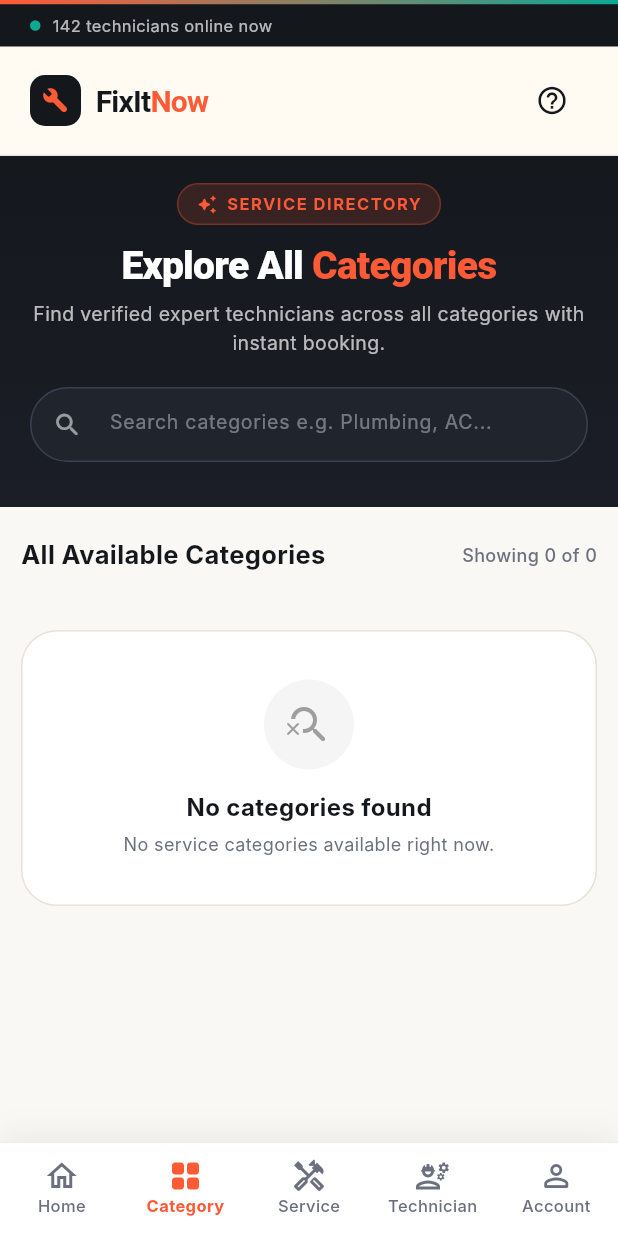
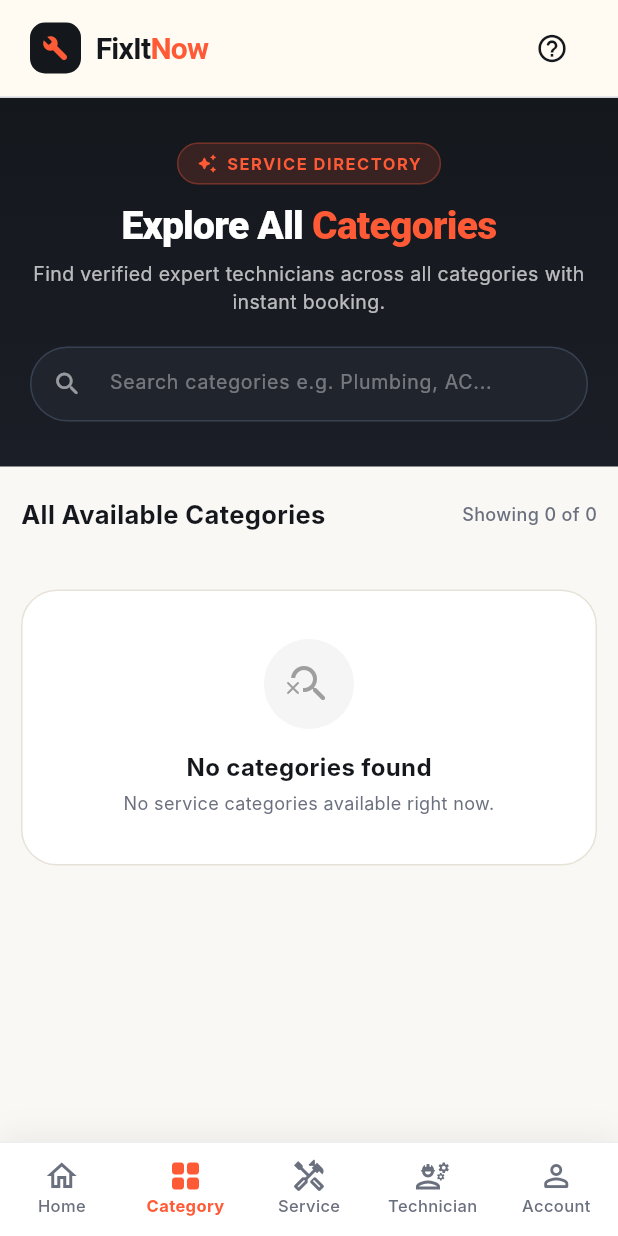
Before and after one commit to nafi0123/FixItNow_app, a Flutter app: the screen it shows after launch, item 2 of the bottom bar chosen, on a phone screen of 412 x 824 dp. Run offline on Flutter 3.47's test engine with Material 3 defaults, Android fonts, the phone set to English and light mode, and no system bars; our stand-ins replace flutter_dotenv, flutter_riverpod, shared_preferences, webview_flutter; missing offline and left inert: dart:html; accounts and stored records are empty; network calls fail; Roboto replaces fonts that are missing (Inter).

```diff
--- a/lib/main.dart
+++ b/lib/main.dart
@@ -20,8 +20,8 @@ Future<void> main() async {
   SystemChrome.setSystemUIOverlayStyle(
     const SystemUiOverlayStyle(
       statusBarColor: Colors.transparent,
-      statusBarIconBrightness: Brightness.light,
-      statusBarBrightness: Brightness.dark,
+      statusBarIconBrightness: Brightness.dark,
+      statusBarBrightness: Brightness.light,
       systemNavigationBarColor: Colors.white,
       systemNavigationBarIconBrightness: Brightness.dark,
     ),
@@ -45,6 +45,13 @@ class FixItNowApp extends StatelessWidget {
           primary: AppColors.coral,
         ),
         scaffoldBackgroundColor: AppColors.cream,
+        appBarTheme: const AppBarTheme(
+          systemOverlayStyle: SystemUiOverlayStyle(
+            statusBarColor: Colors.transparent,
+            statusBarIconBrightness: Brightness.dark,
+            statusBarBrightness: Brightness.light,
+          ),
+        ),
       ),
       home: const MainNavigationShell(),
     );
--- a/lib/shared/widgets/custom_navbar.dart
+++ b/lib/shared/widgets/custom_navbar.dart
@@ -1,3 +1,4 @@
+import 'package:flutter/services.dart';
 import 'dart:convert';
 
 import 'package:flutter/material.dart';
@@ -18,7 +19,7 @@ class CustomNavbar extends StatefulWidget implements PreferredSizeWidget {
   State<CustomNavbar> createState() => _CustomNavbarState();
 
   @override
-  Size get preferredSize => const Size.fromHeight(92);
+  Size get preferredSize => const Size.fromHeight(65);
 }
 
 class _CustomNavbarState extends State<CustomNavbar> {
@@ -64,56 +65,17 @@ class _CustomNavbarState extends State<CustomNavbar> {
   Widget build(BuildContext context) {
     final isMobile = MediaQuery.of(context).size.width < 800;
 
-    return Container(
-      color: AppColors.ink,
-      child: SafeArea(
-        bottom: false,
-        child: Column(
-          mainAxisSize: MainAxisSize.min,
-          children: [
-        // ১. টপ গ্রেডিয়েন্ট লাইন (Coral -> Teal)
-        Container(
-          height: 3,
-          decoration: const BoxDecoration(
-            gradient: LinearGradient(colors: [AppColors.coral, AppColors.teal]),
-          ),
-        ),
-
-        // ২. টপ ইউটিলিটি স্ট্রিপ
-        Container(
-          color: AppColors.ink,
-          padding: const EdgeInsets.symmetric(horizontal: 20, vertical: 6),
-          child: Row(
-            mainAxisAlignment: MainAxisAlignment.spaceBetween,
-            children: [
-              Row(
-                children: [
-                  Container(
-                    width: 7,
-                    height: 7,
-                    decoration: const BoxDecoration(
-                      color: AppColors.teal,
-                      shape: BoxShape.circle,
-                    ),
-                  ),
-                  const SizedBox(width: 8),
-                  const Text(
-                    "142 technicians online now",
-                    style: TextStyle(color: Colors.white70, fontSize: 11),
-                  ),
-                ],
-              ),
-              if (!isMobile)
-                const Text(
-                  "Book before 6pm for same-day service",
-                  style: TextStyle(color: Colors.white54, fontSize: 11),
-                ),
-            ],
-          ),
-        ),
-
-        // ৩. মেইন নেভবার (Cream Background)
-        Container(
+    return AnnotatedRegion<SystemUiOverlayStyle>(
+      value: const SystemUiOverlayStyle(
+        statusBarColor: Colors.transparent,
+        statusBarIconBrightness: Brightness.dark,
+        statusBarBrightness: Brightness.light,
+      ),
+      child: Container(
+        color: AppColors.cream,
+        child: SafeArea(
+          bottom: false,
+          child: Container(
           decoration: const BoxDecoration(
             color: AppColors.cream,
             border: Border(
@@ -334,10 +296,9 @@ class _CustomNavbarState extends State<CustomNavbar> {
             ],
           ),
         ),
-      ],
+      ),
     ),
-  ),
-);
+  );
   }
 
   Widget _navButton(String title, VoidCallback onTap) {
```
Also changed, not shown: 33 other files.
